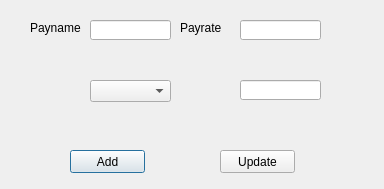
Above: together/enter payrate/teacher_payrate_detail.ui from SDSMT-CSC464-F15/dancesoft before the change. Below: the same form after it.
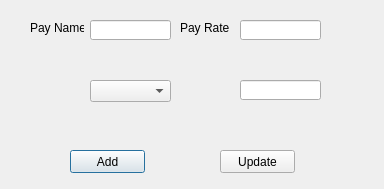
That is the form after the change.

What changed in the file:
```diff
--- a/together/enter payrate/teacher_payrate_detail.ui
+++ b/together/enter payrate/teacher_payrate_detail.ui
@@ -23,7 +23,7 @@
     </rect>
    </property>
    <property name="text">
-    <string>Payname</string>
+    <string>Pay Name</string>
    </property>
   </widget>
   <widget class="QLabel" name="label_2">
@@ -36,7 +36,7 @@
     </rect>
    </property>
    <property name="text">
-    <string>Payrate</string>
+    <string>Pay Rate</string>
    </property>
   </widget>
   <widget class="QLineEdit" name="Payname_lineEdit">
```
Left out of the diff: 2 changed lines with no effect on the pictures.
